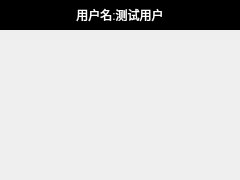
Before: the Qt Designer form VedioConference/view/room/usershow.ui in wcy7704025510-cloud/-, drawn with Qt 5.
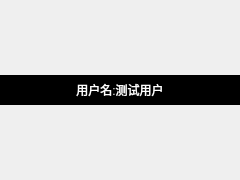
After: the same form once the commit is applied.

The edit to the form file:
```diff
--- a/VedioConference/view/room/usershow.ui
+++ b/VedioConference/view/room/usershow.ui
@@ -67,19 +67,6 @@
      </property>
     </widget>
    </item>
-   <item>
-    <spacer name="verticalSpacer">
-     <property name="orientation">
-      <enum>Qt::Vertical</enum>
-     </property>
-     <property name="sizeHint" stdset="0">
-      <size>
-       <width>20</width>
-       <height>140</height>
-      </size>
-     </property>
-    </spacer>
-   </item>
   </layout>
  </widget>
  <resources/>
```
